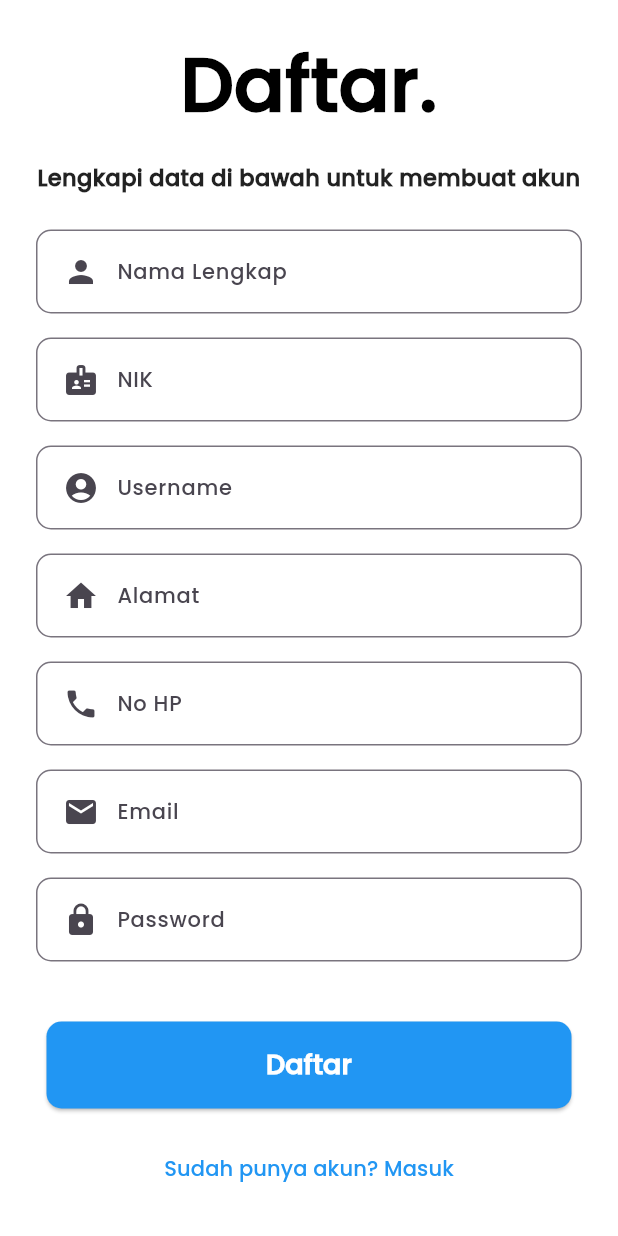
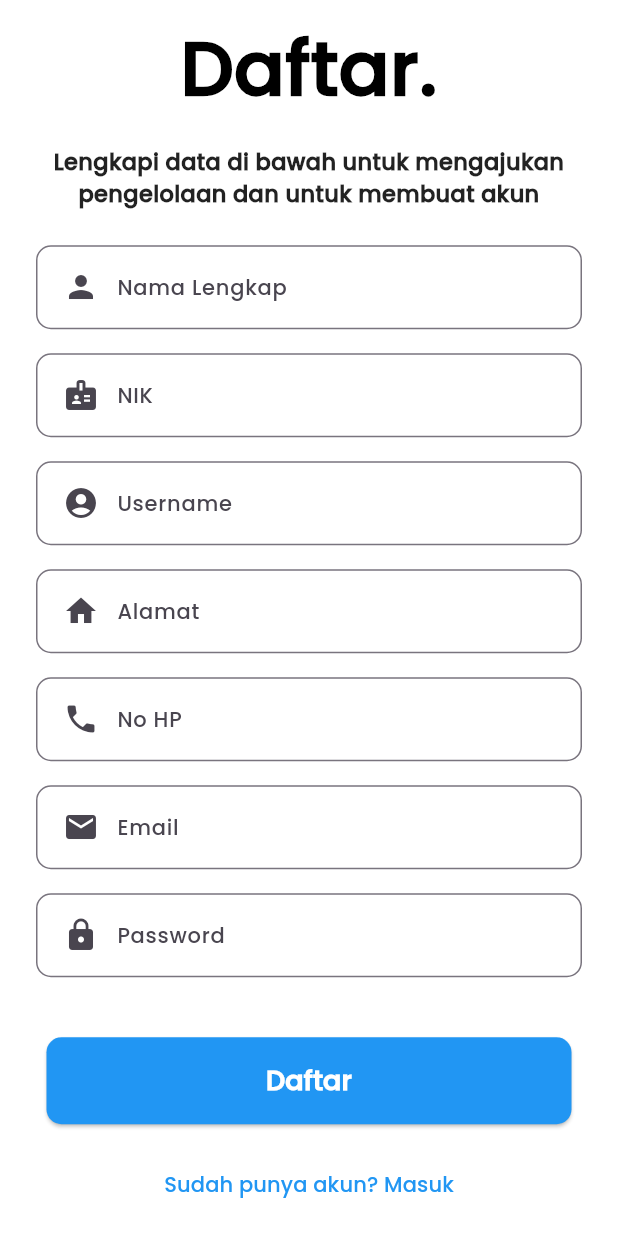
Before and after one commit to ccpsaepul094/sistem-aplikasi-amanah-bantuan-rakyat-SABAR-, a Flutter app: the RegisterScreen screen opened directly, on a phone screen of 412 x 824 dp. Run offline on Flutter 3.47's test engine with Material 3 defaults, Android fonts, the phone set to English and light mode, and no system bars.

Commit message:
menambahkan folder pages

```diff
--- a/lib/main.dart
+++ b/lib/main.dart
@@ -1,5 +1,5 @@
 import 'package:flutter/material.dart';
-import 'package:sabar_/halaman_depan.dart';
+import 'package:sabar_/pages/halaman_users/halaman_depan.dart';
 
 
 
--- a/lib/halaman_depan.dart
+++ b/lib/pages/halaman_users/halaman_depan.dart
@@ -1,5 +1,5 @@
 import 'package:flutter/material.dart';
-import 'package:sabar_/halaman_login.dart';
+import 'package:sabar_/pages/halaman_users/halaman_login.dart';
 import 'package:sabar_/main.dart';
 
 void main() => runApp(MyApp());
--- a/lib/halaman_login.dart
+++ b/lib/pages/halaman_users/halaman_login.dart
@@ -1,6 +1,6 @@
 import 'package:flutter/material.dart';
-import 'package:sabar_/halaman_register.dart';
-import 'package:sabar_/menu.dart';
+import 'package:sabar_/pages/halaman_users/halaman_register.dart';
+import 'package:sabar_/pages/halaman_users/menu.dart';
 
 class LoginScreen extends StatelessWidget {
   final TextEditingController emailController = TextEditingController();
--- a/lib/halaman_register.dart
+++ b/lib/pages/halaman_users/halaman_register.dart
@@ -1,5 +1,5 @@
 import 'package:flutter/material.dart';
-import 'package:sabar_/halaman_profil.dart';
+import 'package:sabar_/pages/halaman_users/halaman_profil.dart';
 
 class RegisterScreen extends StatelessWidget {
   final TextEditingController namaController = TextEditingController();
@@ -33,7 +33,7 @@ class RegisterScreen extends StatelessWidget {
                 ),
                 SizedBox(height: 16),
                 Text(
-                  "Lengkapi data di bawah untuk membuat akun",
+                  "Lengkapi data di bawah untuk mengajukan pengelolaan dan untuk membuat akun",
                   textAlign: TextAlign.center,
                   style: TextStyle(
                     fontSize: 15,
```
Also changed, not shown: lib/pages/halaman_users/menu.dart (renamed from lib/menu.dart, +4 -4 lines), lib/pages/halaman_users/halaman_bagihasil.dart (renamed from lib/halaman_bagihasil.dart), lib/pages/halaman_users/halaman_data.dart (renamed from lib/halaman_data.dart), lib/pages/halaman_users/halaman_home.dart (renamed from lib/halaman_home.dart), lib/pages/halaman_users/halaman_profil.dart (renamed from lib/halaman_profil.dart).
